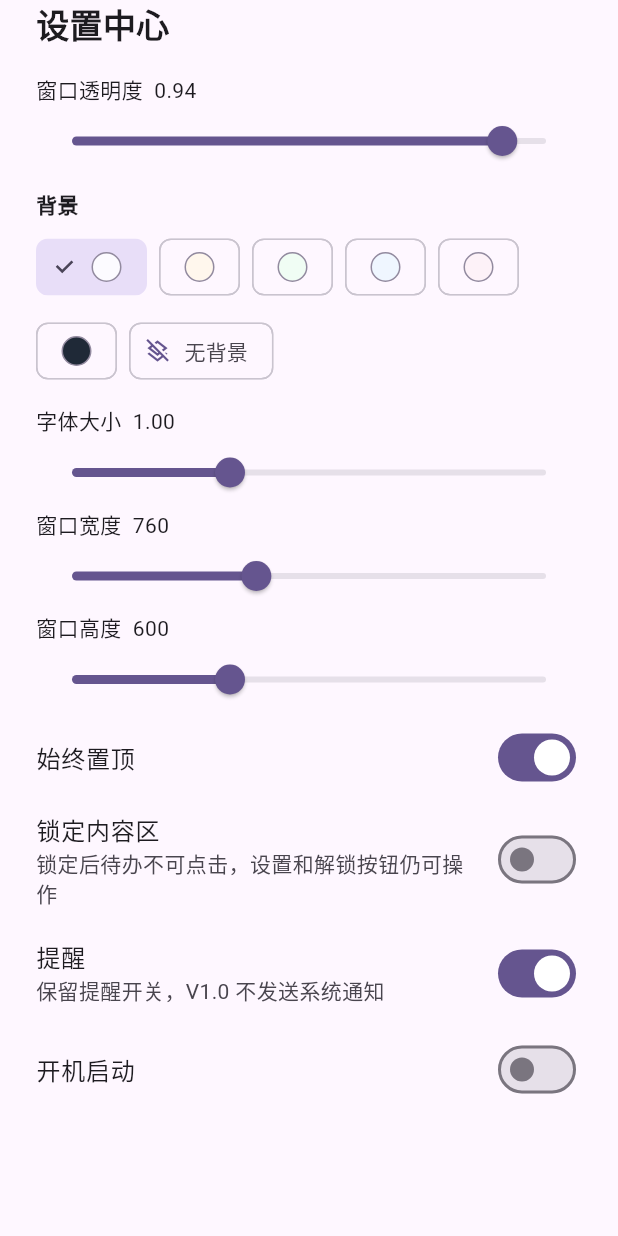
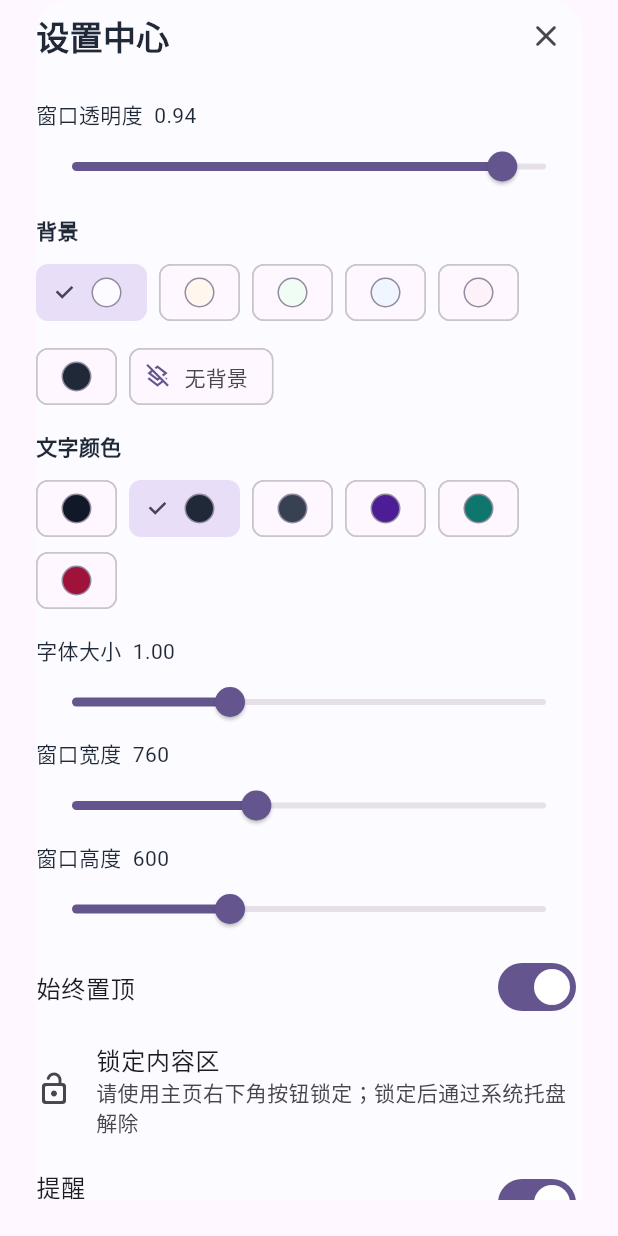
Before and after one commit to lunaqueen/Luna-To-Do, a Flutter app: the _SettingsSheet widget shown alone on an empty page, opened directly with empty values, on a phone screen of 412 x 824 dp. Run offline on Flutter 3.47's test engine with Material 3 defaults, Android fonts, the phone set to English and light mode, and no system bars; missing offline and left inert: launch_at_startup, tray_manager, window_manager.

Commit message:
feat: improve readable transparency and click-through lock

```diff
--- a/lib/models/app_settings.dart
+++ b/lib/models/app_settings.dart
@@ -10,6 +10,7 @@ class AppSettings {
     this.launchAtStartup = false,
     this.backgroundColor = 0xfffcfbff,
     this.transparentBackground = false,
+    this.textColor = 0xff1f2937,
   });
 
   final double opacity;
@@ -22,6 +23,7 @@ class AppSettings {
   final bool launchAtStartup;
   final int backgroundColor;
   final bool transparentBackground;
+  final int textColor;
 
   AppSettings copyWith({
     double? opacity,
@@ -34,6 +36,7 @@ class AppSettings {
     bool? launchAtStartup,
     int? backgroundColor,
     bool? transparentBackground,
+    int? textColor,
   }) => AppSettings(
     opacity: opacity ?? this.opacity,
     fontScale: fontScale ?? this.fontScale,
@@ -45,6 +48,7 @@ class AppSettings {
     launchAtStartup: launchAtStartup ?? this.launchAtStartup,
     backgroundColor: backgroundColor ?? this.backgroundColor,
     transparentBackground: transparentBackground ?? this.transparentBackground,
+    textColor: textColor ?? this.textColor,
   );
 
   factory AppSettings.fromJson(Map<String, dynamic>? json) => AppSettings(
@@ -58,6 +62,7 @@ class AppSettings {
     launchAtStartup: json?['launchAtStartup'] as bool? ?? false,
     backgroundColor: json?['backgroundColor'] as int? ?? 0xfffcfbff,
     transparentBackground: json?['transparentBackground'] as bool? ?? false,
+    textColor: json?['textColor'] as int? ?? 0xff1f2937,
   );
 
   Map<String, dynamic> toJson() => {
@@ -71,5 +76,6 @@ class AppSettings {
     'launchAtStartup': launchAtStartup,
     'backgroundColor': backgroundColor,
     'transparentBackground': transparentBackground,
+    'textColor': textColor,
   };
 }
--- a/lib/pages/home_page.dart
+++ b/lib/pages/home_page.dart
@@ -39,7 +39,9 @@ class _HomePageState extends State<HomePage> {
         decoration: BoxDecoration(
           color: settings.transparentBackground
               ? Colors.transparent
-              : Color(settings.backgroundColor),
+              : Color(
+                  settings.backgroundColor,
+                ).withValues(alpha: settings.opacity),
           borderRadius: BorderRadius.circular(22),
           boxShadow: settings.transparentBackground
               ? null
@@ -48,7 +50,10 @@ class _HomePageState extends State<HomePage> {
         child: Stack(
           children: [
             DefaultTextStyle.merge(
-              style: TextStyle(fontSize: 14 * settings.fontScale),
+              style: TextStyle(
+                fontSize: 14 * settings.fontScale,
+                color: Color(settings.textColor),
+              ),
               child: Column(
                 children: [
                   _TitleBar(
@@ -211,7 +216,9 @@ class _HomePageState extends State<HomePage> {
   Future<void> _showSettings() async => showModalBottomSheet<void>(
     context: context,
     isScrollControlled: true,
-    showDragHandle: true,
+    enableDrag: false,
+    isDismissible: true,
+    backgroundColor: Colors.transparent,
     builder: (_) =>
         _SettingsSheet(tasks: widget.tasks, windows: widget.windows),
   );
@@ -566,14 +573,36 @@ class _SettingsSheetState extends State<_SettingsSheet> {
         24,
         24 + MediaQuery.viewInsetsOf(context).bottom,
       ),
+      child: Container(
+        decoration: BoxDecoration(
+          color: settings.transparentBackground
+              ? Colors.transparent
+              : Color(settings.backgroundColor).withValues(alpha: 1),
+          borderRadius: const BorderRadius.vertical(top: Radius.circular(22)),
+        ),
+        child: DefaultTextStyle.merge(
+          style: TextStyle(color: Color(settings.textColor)),
           child: SingleChildScrollView(
             child: Column(
               crossAxisAlignment: CrossAxisAlignment.start,
               mainAxisSize: MainAxisSize.min,
               children: [
+                Row(
+                  children: [
                     const Text(
                       '设置中心',
-              style: TextStyle(fontSize: 22, fontWeight: FontWeight.w800),
+                      style: TextStyle(
+                        fontSize: 22,
+                        fontWeight: FontWeight.w800,
+                      ),
+                    ),
+                    const Spacer(),
+                    IconButton(
+                      tooltip: '关闭设置',
+                      onPressed: () => Navigator.of(context).pop(),
+                      icon: const Icon(Icons.close_rounded),
+                    ),
+                  ],
                 ),
                 const SizedBox(height: 18),
                 _slider(
@@ -628,6 +657,39 @@ class _SettingsSheetState extends State<_SettingsSheet> {
                   ],
                 ),
                 const SizedBox(height: 12),
+                const Text(
+                  '文字颜色',
+                  style: TextStyle(fontWeight: FontWeight.w700),
+                ),
+                const SizedBox(height: 8),
+                Wrap(
+                  spacing: 8,
+                  children: [
+                    for (final color in const [
+                      0xff111827,
+                      0xff1f2937,
+                      0xff374151,
+                      0xff4c1d95,
+                      0xff0f766e,
+                      0xff9f1239,
+                    ])
+                      ChoiceChip(
+                        label: Container(
+                          width: 20,
+                          height: 20,
+                          decoration: BoxDecoration(
+                            color: Color(color),
+                            shape: BoxShape.circle,
+                            border: Border.all(color: const Color(0xff928a9f)),
+                          ),
+                        ),
+                        selected: settings.textColor == color,
+                        onSelected: (_) =>
+                            _save(settings.copyWith(textColor: color)),
+                      ),
+                  ],
+                ),
+                const SizedBox(height: 12),
                 _slider(
                   '字体大小',
                   settings.fontScale,
@@ -655,27 +717,34 @@ class _SettingsSheetState extends State<_SettingsSheet> {
                   value: settings.alwaysOnTop,
                   onChanged: (v) => _save(settings.copyWith(alwaysOnTop: v)),
                 ),
-            SwitchListTile(
+                ListTile(
                   contentPadding: EdgeInsets.zero,
+                  leading: Icon(
+                    settings.mousePassthrough
+                        ? Icons.lock_rounded
+                        : Icons.lock_open_rounded,
+                  ),
                   title: const Text('锁定内容区'),
-              subtitle: const Text('锁定后待办不可点击，设置和解锁按钮仍可操作'),
-              value: settings.mousePassthrough,
-              onChanged: (v) => _save(settings.copyWith(mousePassthrough: v)),
+                  subtitle: const Text('请使用主页右下角按钮锁定；锁定后通过系统托盘解除'),
                 ),
                 SwitchListTile(
                   contentPadding: EdgeInsets.zero,
                   title: const Text('提醒'),
                   subtitle: const Text('保留提醒开关，V1.0 不发送系统通知'),
                   value: settings.remindersEnabled,
-              onChanged: (v) => _save(settings.copyWith(remindersEnabled: v)),
+                  onChanged: (v) =>
+                      _save(settings.copyWith(remindersEnabled: v)),
                 ),
                 SwitchListTile(
                   contentPadding: EdgeInsets.zero,
                   title: const Text('开机启动'),
                   value: settings.launchAtStartup,
-              onChanged: (v) => _save(settings.copyWith(launchAtStartup: v)),
+                  onChanged: (v) =>
+                      _save(settings.copyWith(launchAtStartup: v)),
                 ),
               ],
+            ),
+          ),
         ),
       ),
     ),
--- a/lib/services/window_service.dart
+++ b/lib/services/window_service.dart
@@ -1,6 +1,6 @@
 import 'dart:io';
 
-import 'package:flutter/services.dart';
+import 'package:flutter/material.dart';
 import 'package:launch_at_startup/launch_at_startup.dart';
 import 'package:tray_manager/tray_manager.dart';
 import 'package:window_manager/window_manager.dart';
@@ -56,13 +56,15 @@ class WindowService with TrayListener {
 
   Future<void> apply(AppSettings settings) async {
     if (!Platform.isMacOS && !Platform.isWindows) return;
-    await windowManager.setOpacity(settings.opacity);
+    // Keep the native window fully opaque so text never fades with the
+    // background. The panel applies opacity only to its own background.
+    await windowManager.setOpacity(1.0);
+    await windowManager.setBackgroundColor(Colors.transparent);
+    await windowManager.setHasShadow(false);
     await windowManager.setAlwaysOnTop(settings.alwaysOnTop);
-    // Do not make the native window click-through here. Native click-through
-    // applies to the entire window, including the unlock and settings
-    // controls. The page uses IgnorePointer for the task content instead,
-    // which keeps the recovery controls usable in every persisted state.
-    await windowManager.setIgnoreMouseEvents(false);
+    // Native click-through is intentional while locked: other apps remain
+    // usable underneath the always-on-top todo. Unlock from the system tray.
+    await windowManager.setIgnoreMouseEvents(settings.mousePassthrough);
     await windowManager.setSize(
       Size(settings.windowWidth, settings.windowHeight),
     );
@@ -87,6 +89,7 @@ class WindowService with TrayListener {
   void onTrayMenuItemClick(MenuItem menuItem) async {
     switch (menuItem.key) {
       case 'unlock_window':
+        await windowManager.setIgnoreMouseEvents(false);
         await _onUnlock?.call();
       case 'show_window':
         await windowManager.show();
```
Also changed, not shown: 1 other file. Lines whose indentation alone changed are shown as unchanged.
